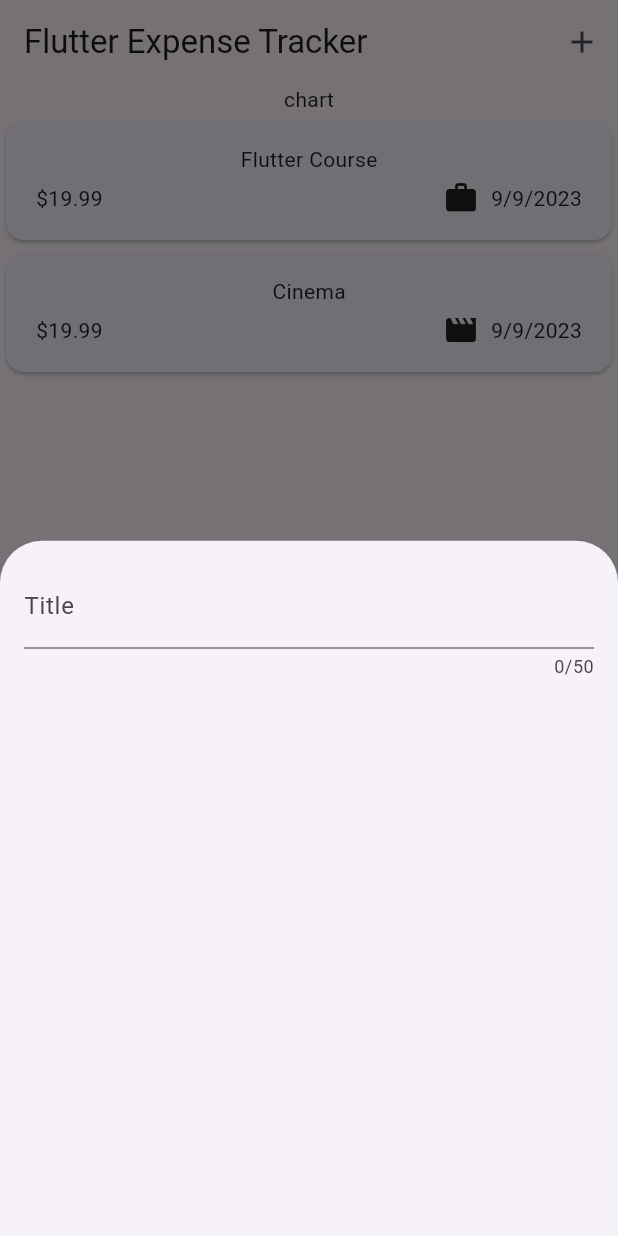
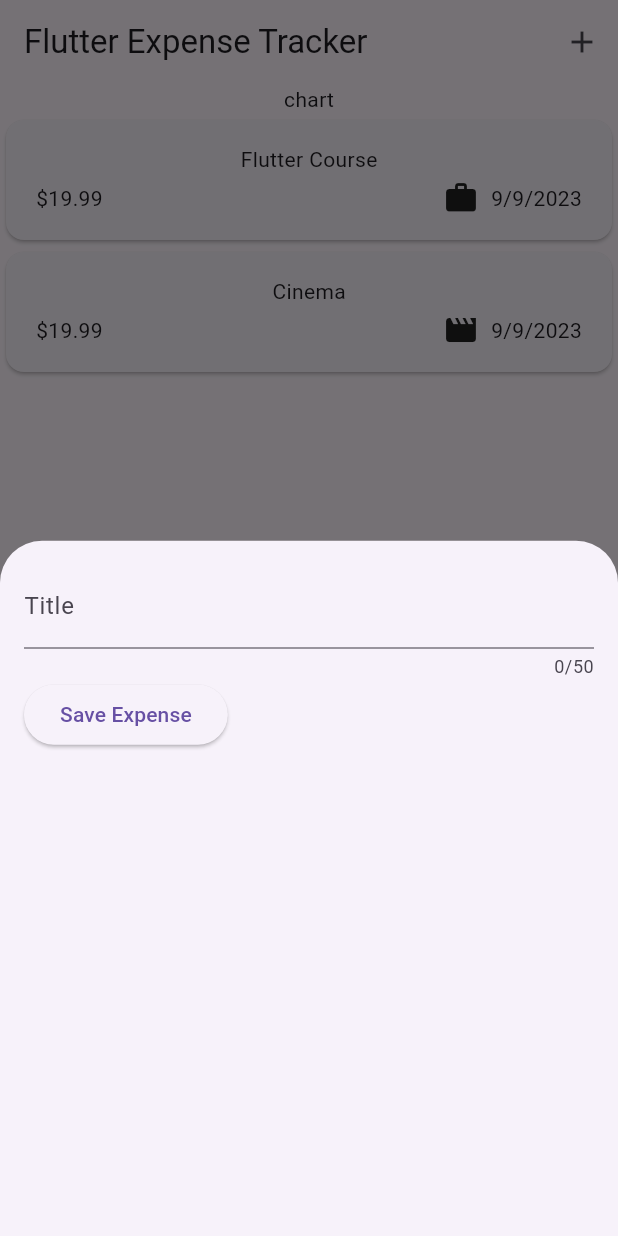
Before and after one commit to alisalali/flutter_expense_tracker, a Flutter app: the screen it shows after launch, after a tap on the "add" icon, on a phone screen of 412 x 824 dp. Run offline on Flutter 3.47's test engine with Material 2 defaults, Android fonts, the phone set to English and light mode, and no system bars.

Commit message:
getting keystroke inputs value

```diff
--- a/lib/widgets/expenses_list/new_expense.dart
+++ b/lib/widgets/expenses_list/new_expense.dart
@@ -11,21 +11,45 @@ class NewExpense extends StatefulWidget {
 }
 
 class _NewExpenseState extends State<NewExpense> {
+  var _enteredTitle = ''; // global var for title var
+
+  void _onSaveTitle(String inputValue) {
+    /*
+    This function handle key stroke input value then
+    store it in  _enteredTitle var
+
+     */
+    _enteredTitle = inputValue; // store input stroke to title var
+  }
+
   @override
   Widget build(BuildContext context) {
-    return const Padding(
-      padding: EdgeInsets.all(16),
+    return Padding(
+      padding: const EdgeInsets.all(16),
       child: Column(
         children: [
           // Creates a Material Design text field.
           TextField(
+            onChanged:
+                _onSaveTitle, // will pass keystroke to _onSaveTitle function
             maxLength: 50,
             keyboardType: TextInputType.name,
-            decoration: InputDecoration(
+            decoration: const InputDecoration(
               //The decoration to show around the text field.
               label: Text("Title"),
             ),
           ),
+          Row(
+            children: [
+              ElevatedButton(
+                onPressed: () {
+                  // execute event to save inputs field
+                  print(_enteredTitle);
+                },
+                child: const Text("Save Expense"),
+              )
+            ],
+          )
         ],
       ),
     );
```
